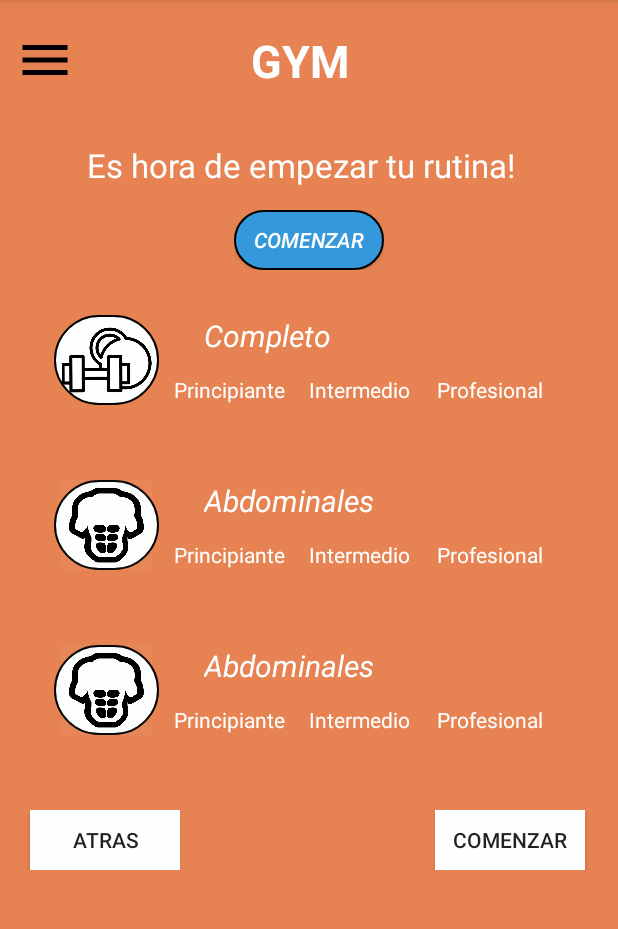
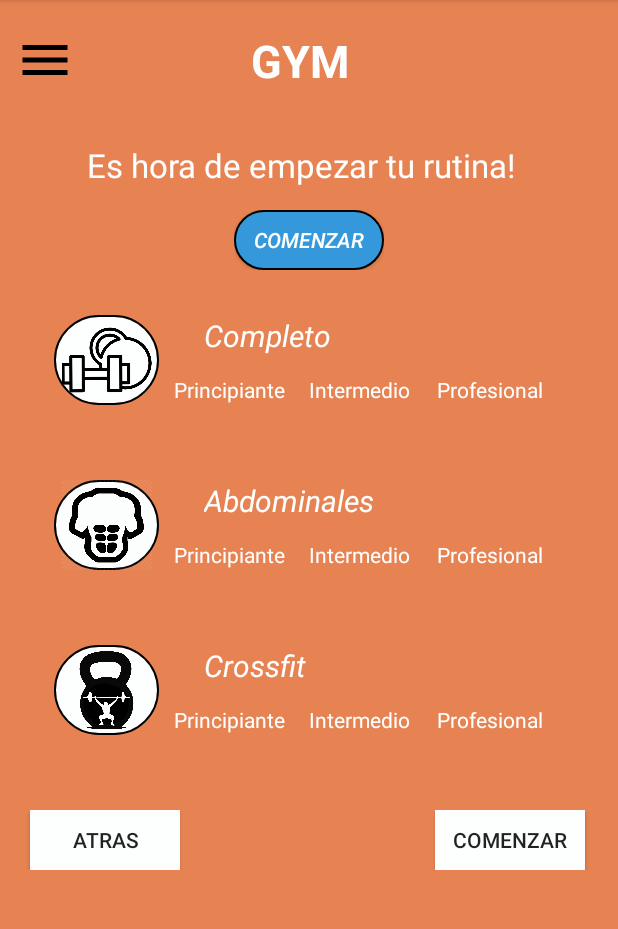
Before and after one commit to Juaniyo46/Android_RelativeLayout, an Android app: the Main2Activity screen opened directly, with no data from a screen before it, on a phone screen of 412 x 824 dp, the part 84-1013 px from its top. Run offline under Robolectric (Android 15) with nearby library versions, the phone set to English and light mode, and no system bars.

Commit message:
Tarea RelativeLayout Completada

```diff
--- a/app/src/main/res/layout/activity_main2.xml
+++ b/app/src/main/res/layout/activity_main2.xml
@@ -192,7 +192,7 @@
             android:id="@+id/pierna"
             android:layout_width="70dp"
             android:layout_height="60dp"
-            android:src="@drawable/abdominales"
+            android:src="@drawable/crossfit"
             android:background="@drawable/inputr"
             />
 
@@ -200,7 +200,7 @@
             android:id="@+id/piernas"
             android:layout_width="120dp"
             android:layout_height="30dp"
-            android:text="Abdominales"
+            android:text="Crossfit"
             android:layout_toEndOf="@+id/pierna"
             android:layout_marginLeft="30dp"
             android:textSize="20dp"
--- a/build.gradle
+++ b/build.gradle
@@ -7,7 +7,7 @@ buildscript {
         jcenter()
     }
     dependencies {
-        classpath 'com.android.tools.build:gradle:3.2.0'
+        classpath 'com.android.tools.build:gradle:3.2.1'
 
 
         // NOTE: Do not place your application dependencies here; they belong
```
Also changed, not shown: app/src/main/res/drawable/crossfit.png (added).
